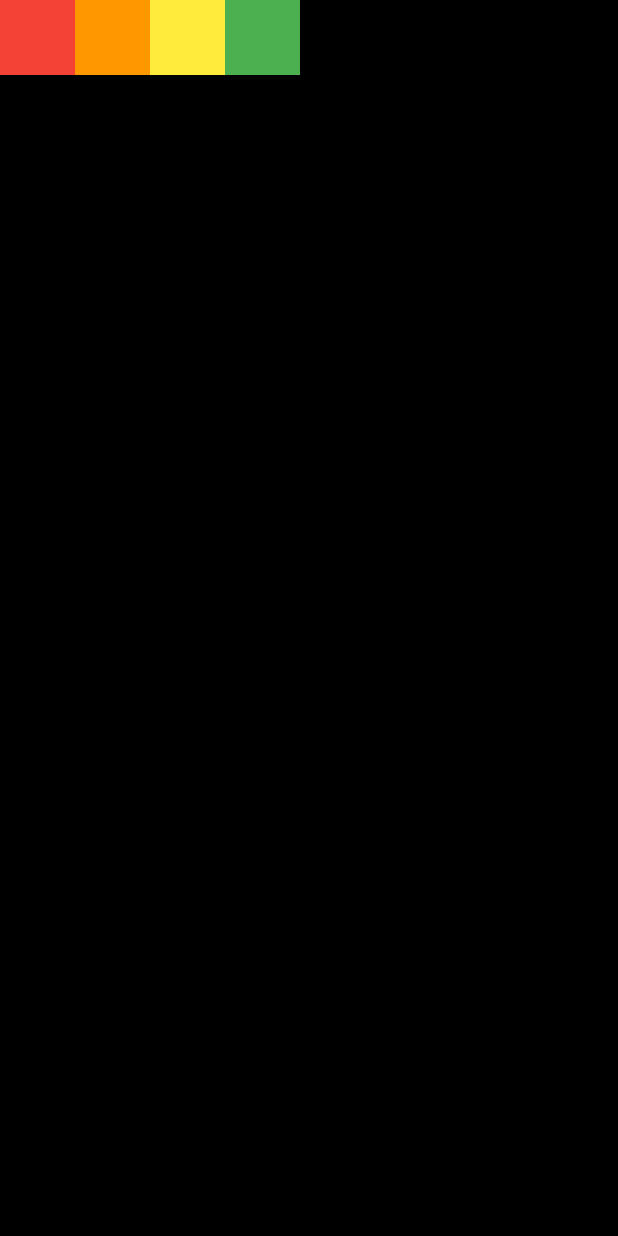
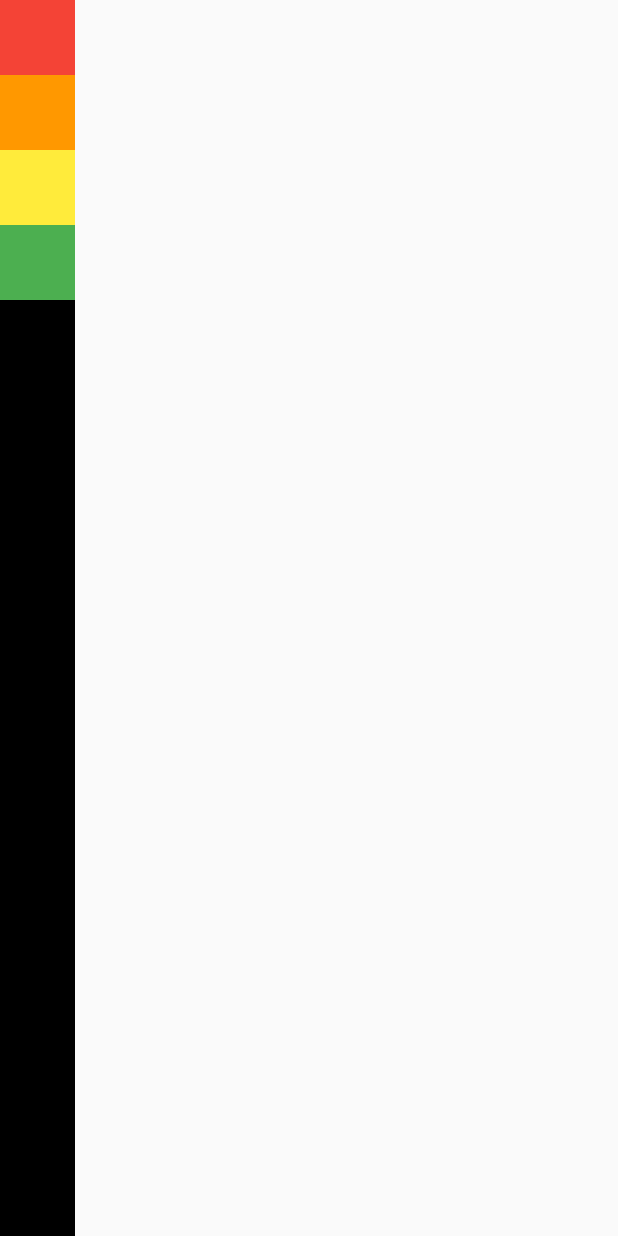
Before and after one commit to HHCHO0220/Flutter_Project, a Flutter app: the screen it shows after launch, on a phone screen of 412 x 824 dp. Run offline on Flutter 3.47's test engine with Material 2 defaults, Android fonts, the phone set to English and light mode, and no system bars.

Commit message:
[Feat] MainAxisSize

```diff
--- a/Beginner/row_column/lib/screen/home_screen.dart
+++ b/Beginner/row_column/lib/screen/home_screen.dart
@@ -10,8 +10,7 @@ class HomeScreen extends StatelessWidget {
         bottom: false,
         child: Container(
           color: Colors.black,
-          height: MediaQuery.of(context).size.height,
-          child: Row(
+          child: Column(
             // MainAxisAlignment - 주축 정렬
             // start - 시작
             // end - 끝
@@ -26,6 +25,10 @@ class HomeScreen extends StatelessWidget {
             // center - 가운데
             // stretch - 최대로 늘린다
             crossAxisAlignment: CrossAxisAlignment.start,
+            // MainAxisSize - 주축 크기
+            // max - 최대
+            // min - 최소
+            mainAxisSize: MainAxisSize.max,
             children: [
               Container(
                 color: Colors.red,
```
